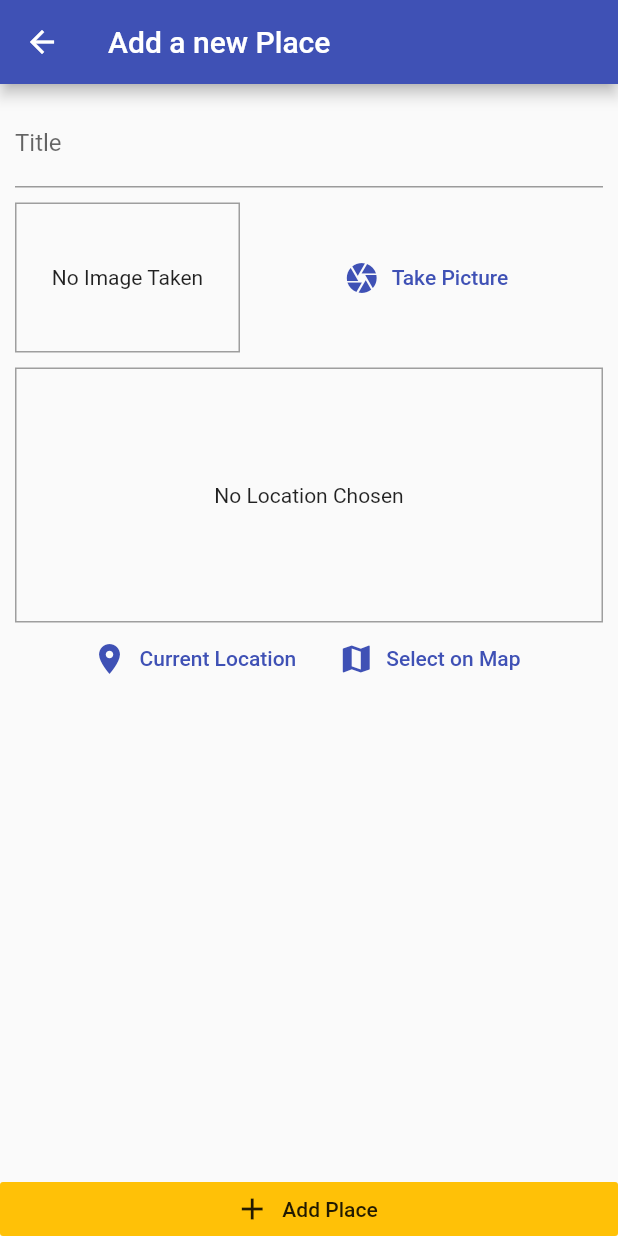
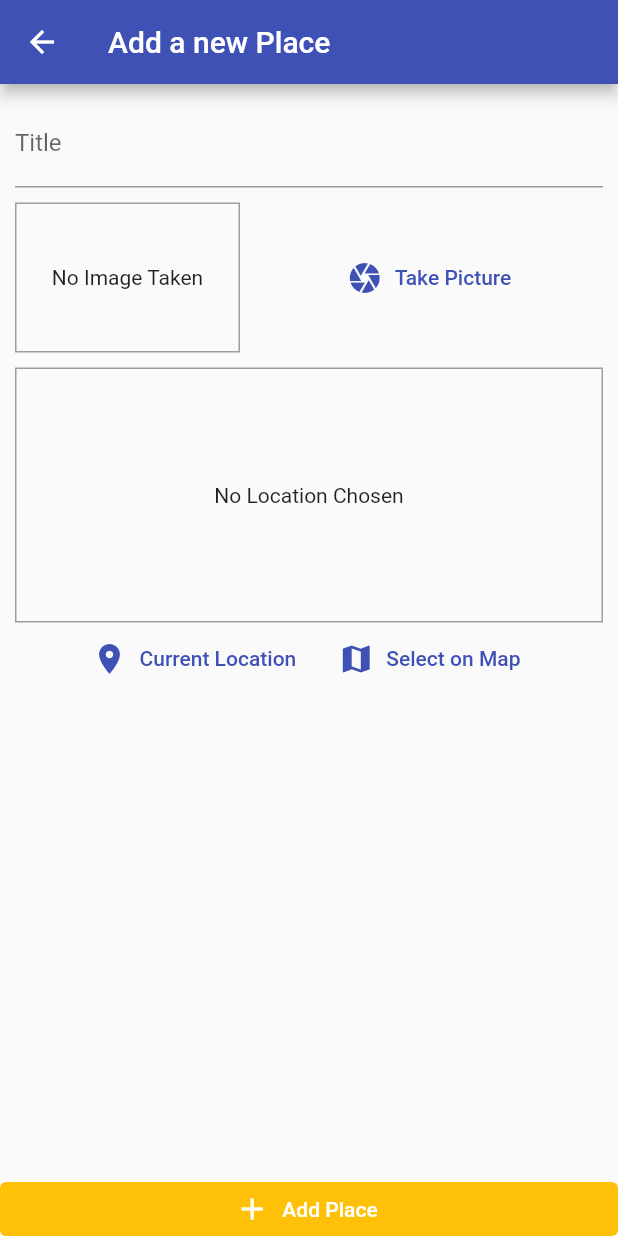
Before and after one commit to huuthuan-nguyen/great-places-app, a Flutter app: the AddPlaceScreen screen opened by its route, after a tap on "Take Picture", on a phone screen of 412 x 824 dp. Run offline on Flutter 3.47's test engine with Material 2 defaults, Android fonts, the phone set to English and light mode, and no system bars; our stand-ins replace image_picker, location, sqflite; accounts and stored records are empty.

Commit message:
Refactor to new Button Widget

```diff
--- a/lib/screens/add_place_screen.dart
+++ b/lib/screens/add_place_screen.dart
@@ -63,13 +63,15 @@ class _AddPlaceScreenState extends State<AddPlaceScreen> {
               ),
             ),
           ),
-          RaisedButton.icon(
+          ElevatedButton.icon(
             onPressed: _savePlace,
             icon: const Icon(Icons.add),
             label: const Text('Add Place'),
-            elevation: 0,
-            materialTapTargetSize: MaterialTapTargetSize.shrinkWrap,
-            color: Theme.of(context).colorScheme.secondary,
+            style: ElevatedButton.styleFrom(
+              elevation: 0,
+              backgroundColor: Theme.of(context).colorScheme.secondary,
+              tapTargetSize: MaterialTapTargetSize.shrinkWrap,
+            ),
           ),
         ],
       ),
--- a/lib/widgets/image_input.dart
+++ b/lib/widgets/image_input.dart
@@ -19,7 +19,7 @@ class _ImageInpuState extends State<ImageInput> {
     final picker = ImagePicker();
     final imageFile = await picker.pickImage(
       source: ImageSource.camera,
-      maxWidth: 600,
+      maxWidth: 100,
     );
     if (imageFile == null) {
       return;
@@ -59,11 +59,13 @@ class _ImageInpuState extends State<ImageInput> {
           width: 10,
         ),
         Expanded(
-          child: FlatButton.icon(
+          child: TextButton.icon(
+            onPressed: _takePicture,
             icon: const Icon(Icons.camera),
             label: const Text('Take Picture'),
-            textColor: Theme.of(context).primaryColor,
-            onPressed: _takePicture,
+            style: TextButton.styleFrom(
+              foregroundColor: Theme.of(context).primaryColor,
+            ),
           ),
         ),
       ],
```
